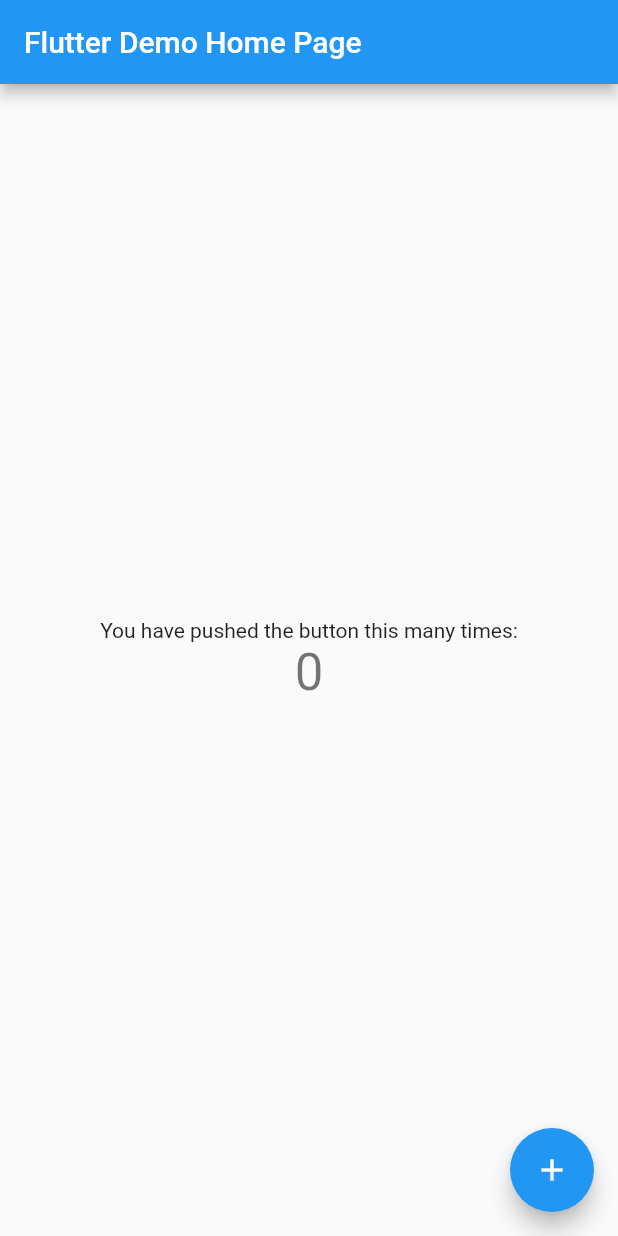
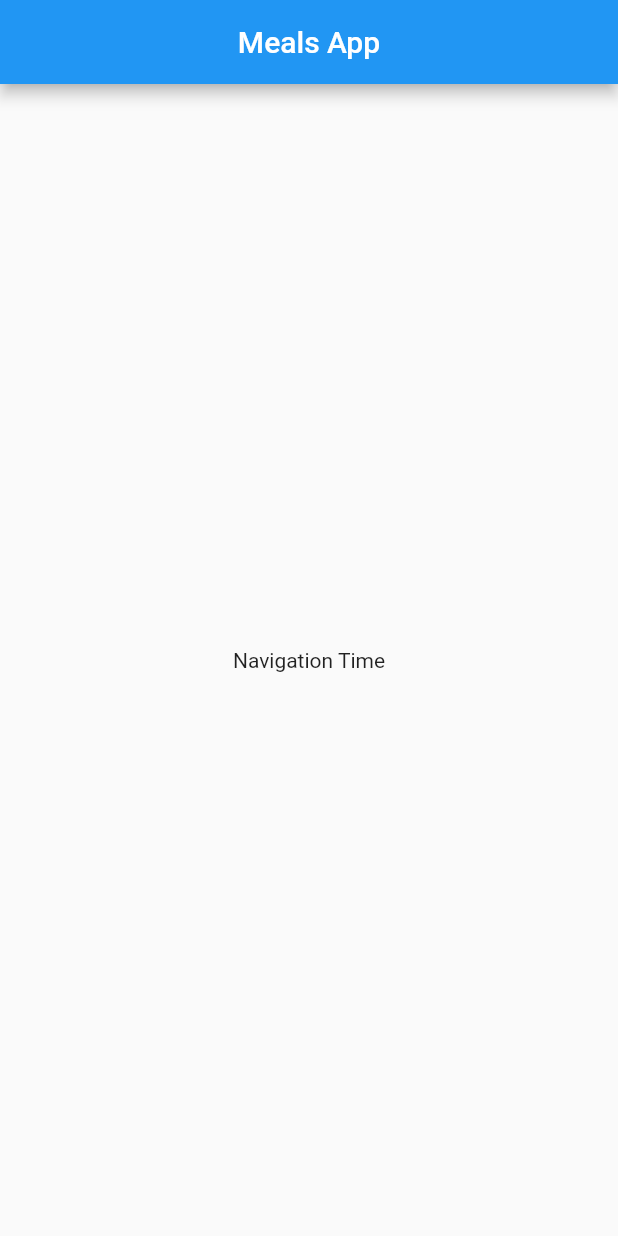
Before and after one commit to nikunjsaraf-oss/meals_app, a Flutter app: the screen it shows after launch, on a phone screen of 412 x 824 dp. Run offline on Flutter 3.47's test engine with Material 2 defaults, Android fonts, the phone set to English and light mode, and no system bars.

```diff
--- a/lib/main.dart
+++ b/lib/main.dart
@@ -5,109 +5,34 @@ void main() {
 }
 
 class MyApp extends StatelessWidget {
-  // This widget is the root of your application.
   @override
   Widget build(BuildContext context) {
     return MaterialApp(
-      title: 'Flutter Demo',
+      title: 'Meals App',
       theme: ThemeData(
-        // This is the theme of your application.
-        //
-        // Try running your application with "flutter run". You'll see the
-        // application has a blue toolbar. Then, without quitting the app, try
-        // changing the primarySwatch below to Colors.green and then invoke
-        // "hot reload" (press "r" in the console where you ran "flutter run",
-        // or simply save your changes to "hot reload" in a Flutter IDE).
-        // Notice that the counter didn't reset back to zero; the application
-        // is not restarted.
         primarySwatch: Colors.blue,
       ),
-      home: MyHomePage(title: 'Flutter Demo Home Page'),
+      home: MyHomePage(),
     );
   }
 }
 
 class MyHomePage extends StatefulWidget {
-  MyHomePage({Key key, this.title}) : super(key: key);
-
-  // This widget is the home page of your application. It is stateful, meaning
-  // that it has a State object (defined below) that contains fields that affect
-  // how it looks.
-
-  // This class is the configuration for the state. It holds the values (in this
-  // case the title) provided by the parent (in this case the App widget) and
-  // used by the build method of the State. Fields in a Widget subclass are
-  // always marked "final".
-
-  final String title;
-
   @override
   _MyHomePageState createState() => _MyHomePageState();
 }
 
 class _MyHomePageState extends State<MyHomePage> {
-  int _counter = 0;
-
-  void _incrementCounter() {
-    setState(() {
-      // This call to setState tells the Flutter framework that something has
-      // changed in this State, which causes it to rerun the build method below
-      // so that the display can reflect the updated values. If we changed
-      // _counter without calling setState(), then the build method would not be
-      // called again, and so nothing would appear to happen.
-      _counter++;
-    });
-  }
-
   @override
   Widget build(BuildContext context) {
-    // This method is rerun every time setState is called, for instance as done
-    // by the _incrementCounter method above.
-    //
-    // The Flutter framework has been optimized to make rerunning build methods
-    // fast, so that you can just rebuild anything that needs updating rather
-    // than having to individually change instances of widgets.
     return Scaffold(
       appBar: AppBar(
-        // Here we take the value from the MyHomePage object that was created by
-        // the App.build method, and use it to set our appbar title.
-        title: Text(widget.title),
+        title: Text('Meals App'),
+        centerTitle: true,
       ),
       body: Center(
-        // Center is a layout widget. It takes a single child and positions it
-        // in the middle of the parent.
-        child: Column(
-          // Column is also a layout widget. It takes a list of children and
-          // arranges them vertically. By default, it sizes itself to fit its
-          // children horizontally, and tries to be as tall as its parent.
-          //
-          // Invoke "debug painting" (press "p" in the console, choose the
-          // "Toggle Debug Paint" action from the Flutter Inspector in Android
-          // Studio, or the "Toggle Debug Paint" command in Visual Studio Code)
-          // to see the wireframe for each widget.
-          //
-          // Column has various properties to control how it sizes itself and
-          // how it positions its children. Here we use mainAxisAlignment to
-          // center the children vertically; the main axis here is the vertical
-          // axis because Columns are vertical (the cross axis would be
-          // horizontal).
-          mainAxisAlignment: MainAxisAlignment.center,
-          children: <Widget>[
-            Text(
-              'You have pushed the button this many times:',
-            ),
-            Text(
-              '$_counter',
-              style: Theme.of(context).textTheme.headline4,
-            ),
-          ],
-        ),
+        child: Text('Navigation Time'),
       ),
-      floatingActionButton: FloatingActionButton(
-        onPressed: _incrementCounter,
-        tooltip: 'Increment',
-        child: Icon(Icons.add),
-      ), // This trailing comma makes auto-formatting nicer for build methods.
     );
   }
 }
```
Also changed, not shown: lib/categories_screen.dart (added, +18 -0 lines), lib/dummy_data.dart (added, +56 -0 lines), lib/models/category.dart (added, +13 -0 lines).
